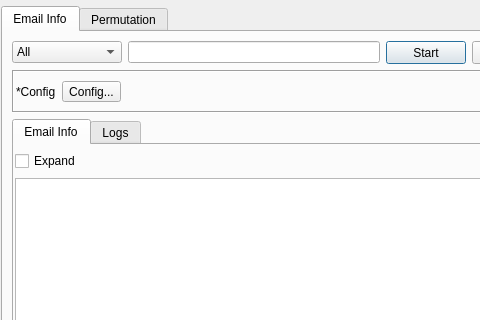
Qt form gui/src/tools/EmailTool.ui (3nock/OTE) before a commit; both pictures show x 0 to 480 and y 0 to 320 of the 564 by 496 pixel window.
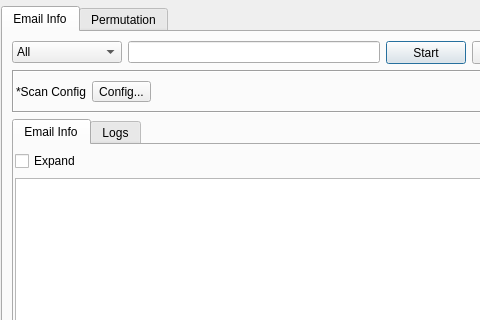
The same form after that commit.

Commit message: added new passive scan configuration dialog

Patch:
```diff
--- a/gui/src/tools/EmailTool.ui
+++ b/gui/src/tools/EmailTool.ui
@@ -124,7 +124,7 @@
           <item>
            <widget class="QLabel" name="label">
             <property name="text">
-             <string>*Config</string>
+             <string>*Scan Config</string>
             </property>
            </widget>
           </item>
```
Left out of the diff: 2 changed lines with no effect on the pictures. The commit also changes 37 other files.
